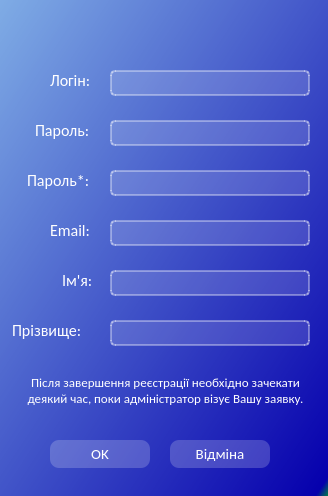
Dmitry1101985/Python, file My_Projects/DataBase/reg.ui: the form before one commit.
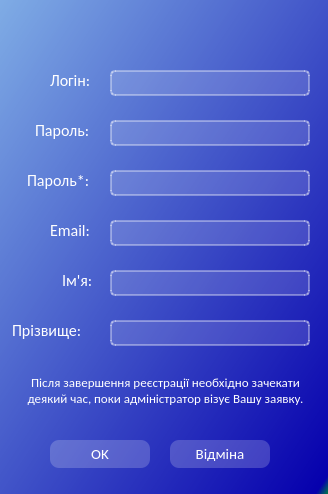
The form after the commit. Icons and pictures are not drawn.

```diff
--- a/My_Projects/DataBase/reg.ui
+++ b/My_Projects/DataBase/reg.ui
@@ -7,7 +7,7 @@
     <x>0</x>
     <y>0</y>
     <width>328</width>
-    <height>496</height>
+    <height>494</height>
    </rect>
   </property>
   <property name="font">
```
Left out of the diff: 6 changed lines with no effect on the pictures.
